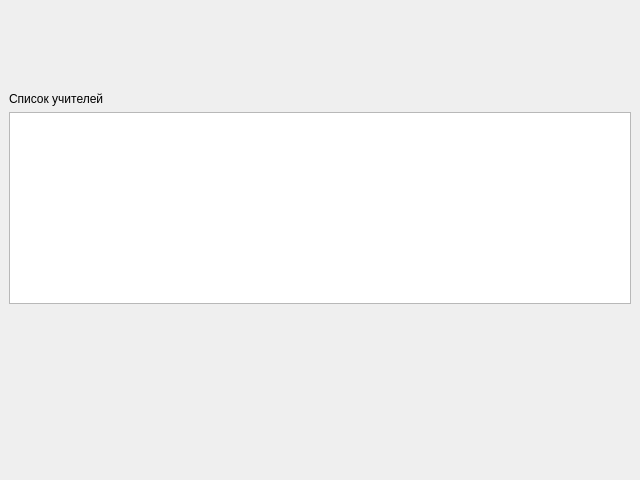
First picture: the form in src/teacherview.ui, repository b1ek/CuteSchedule, before the edit.
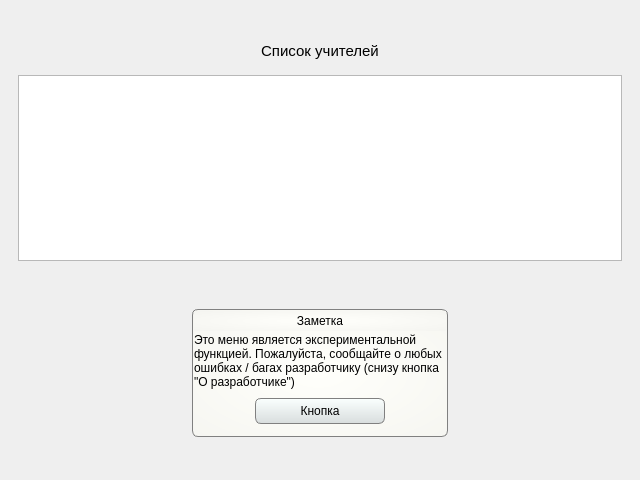
Second picture: the form after the edit.

Commit message: teachers menu

The edit to the form file:
```diff
--- a/src/teacherview.ui
+++ b/src/teacherview.ui
@@ -71,13 +71,41 @@
       </item>
       <item>
        <widget class="QLabel" name="label">
+        <property name="font">
+         <font>
+          <pointsize>11</pointsize>
+          <bold>false</bold>
+         </font>
+        </property>
         <property name="text">
          <string>Список учителей</string>
         </property>
+        <property name="alignment">
+         <set>Qt::AlignCenter</set>
+        </property>
        </widget>
       </item>
       <item>
-       <widget class="QTableWidget" name="tableWidget"/>
+       <widget class="QWidget" name="widget" native="true">
+        <layout class="QHBoxLayout" name="horizontalLayout">
+         <item>
+          <widget class="QTableWidget" name="teachersS">
+           <property name="minimumSize">
+            <size>
+             <width>0</width>
+             <height>0</height>
+            </size>
+           </property>
+           <property name="maximumSize">
+            <size>
+             <width>16777215</width>
+             <height>16777215</height>
+            </size>
+           </property>
+          </widget>
+         </item>
+        </layout>
+       </widget>
       </item>
       <item>
        <spacer name="verticalSpacer_3">
@@ -92,6 +120,162 @@
         </property>
        </spacer>
       </item>
+      <item>
+       <widget class="QWidget" name="note_up_container" native="true">
+        <property name="minimumSize">
+         <size>
+          <width>0</width>
+          <height>0</height>
+         </size>
+        </property>
+        <layout class="QHBoxLayout" name="horizontalLayout_2">
+         <property name="spacing">
+          <number>0</number>
+         </property>
+         <property name="leftMargin">
+          <number>0</number>
+         </property>
+         <property name="topMargin">
+          <number>0</number>
+         </property>
+         <property name="rightMargin">
+          <number>0</number>
+         </property>
+         <property name="bottomMargin">
+          <number>0</number>
+         </property>
+         <item>
+          <widget class="QWidget" name="note_container" native="true">
+           <property name="minimumSize">
+            <size>
+             <width>64</width>
+             <height>128</height>
+            </size>
+           </property>
+           <property name="maximumSize">
+            <size>
+             <width>256</width>
+             <height>16777215</height>
+            </size>
+           </property>
+           <property name="styleSheet">
+            <string notr="true">#note_container {
+		border: 1px solid gray;
+		border-radius: 6px;
+		background-color: qradialgradient(spread:pad, cx:0.5, cy:0.5, radius:1.01, fx:0.494, fy:0.5, stop:0 rgba(255, 255, 251, 255), stop:0.99435 rgba(242, 242, 237, 255));
+		
+}</string>
+           </property>
+           <layout class="QVBoxLayout" name="verticalLayout_3">
+            <property name="spacing">
+             <number>2</number>
+            </property>
+            <property name="leftMargin">
+             <number>2</number>
+            </property>
+            <property name="topMargin">
+             <number>2</number>
+            </property>
+            <property name="rightMargin">
+             <number>2</number>
+            </property>
+            <property name="bottomMargin">
+             <number>2</number>
+            </property>
+            <item>
+             <widget class="QLabel" name="label_2">
+              <property name="maximumSize">
+               <size>
+                <width>16777215</width>
+                <height>20</height>
+               </size>
+              </property>
+              <property name="styleSheet">
+               <string notr="true">background-color: qradialgradient(spread:pad, cx:0.5, cy:0.5, radius:1.01, fx:0.494, fy:0.5, stop:0 rgba(255, 255, 251, 255), stop:0.99435 rgba(240, 240, 236, 255));</string>
+              </property>
+              <property name="text">
+               <string>Заметка</string>
+              </property>
+              <property name="alignment">
+               <set>Qt::AlignCenter</set>
+              </property>
+             </widget>
+            </item>
+            <item>
+             <widget class="QLabel" name="label_3">
+              <property name="text">
+               <string>&lt;html&gt;&lt;head/&gt;&lt;body&gt;&lt;p&gt;Это меню является экспериментальной функцией. Пожалуйста, сообщайте о любых ошибках / багах разработчику (снизу кнопка &amp;quot;О разработчике&amp;quot;)&lt;/p&gt;&lt;/body&gt;&lt;/html&gt;</string>
+              </property>
+              <property name="alignment">
+               <set>Qt::AlignLeading|Qt::AlignLeft|Qt::AlignTop</set>
+              </property>
+              <property name="wordWrap">
+               <bool>true</bool>
+              </property>
+              <property name="margin">
+               <number>6</number>
+              </property>
+             </widget>
+            </item>
+            <item>
+             <widget class="QWidget" name="widget_2" native="true">
+              <layout class="QHBoxLayout" name="horizontalLayout_3">
+               <property name="spacing">
+                <number>0</number>
+               </property>
+               <property name="leftMargin">
+                <number>0</number>
+               </property>
+               <property name="topMargin">
+                <number>0</number>
+               </property>
+               <property name="rightMargin">
+                <number>0</number>
+               </property>
+               <property name="bottomMargin">
+                <number>4</number>
+               </property>
+               <item>
+                <widget class="QPushButton" name="pushButton">
+                 <property name="minimumSize">
+                  <size>
+                   <width>130</width>
+                   <height>26</height>
+                  </size>
+                 </property>
+                 <property name="maximumSize">
+                  <size>
+                   <width>130</width>
+                   <height>26</height>
+                  </size>
+                 </property>
+                 <property name="styleSheet">
+                  <string notr="true">QPushButton {
+		background-color: qlineargradient(spread:pad, x1:0, y1:0.994318, x2:0, y2:0, stop:0 rgba(217, 222, 222, 255), stop:1 rgba(250, 255, 254, 255));
+		border-radius: 6px;
+		border: 1px solid gray;
+		max-width: 128px;
+		max-height: 24px;
+		min-width: 128px;
+		min-height: 24px;
+		
+	font: 9pt &quot;Segoe UI&quot;;
+}</string>
+                 </property>
+                 <property name="text">
+                  <string>Кнопка</string>
+                 </property>
+                </widget>
+               </item>
+              </layout>
+             </widget>
+            </item>
+           </layout>
+          </widget>
+         </item>
+        </layout>
+       </widget>
+      </item>
       <item>
        <spacer name="verticalSpacer">
         <property name="orientation">
```
The commit also changes 10 other files.
